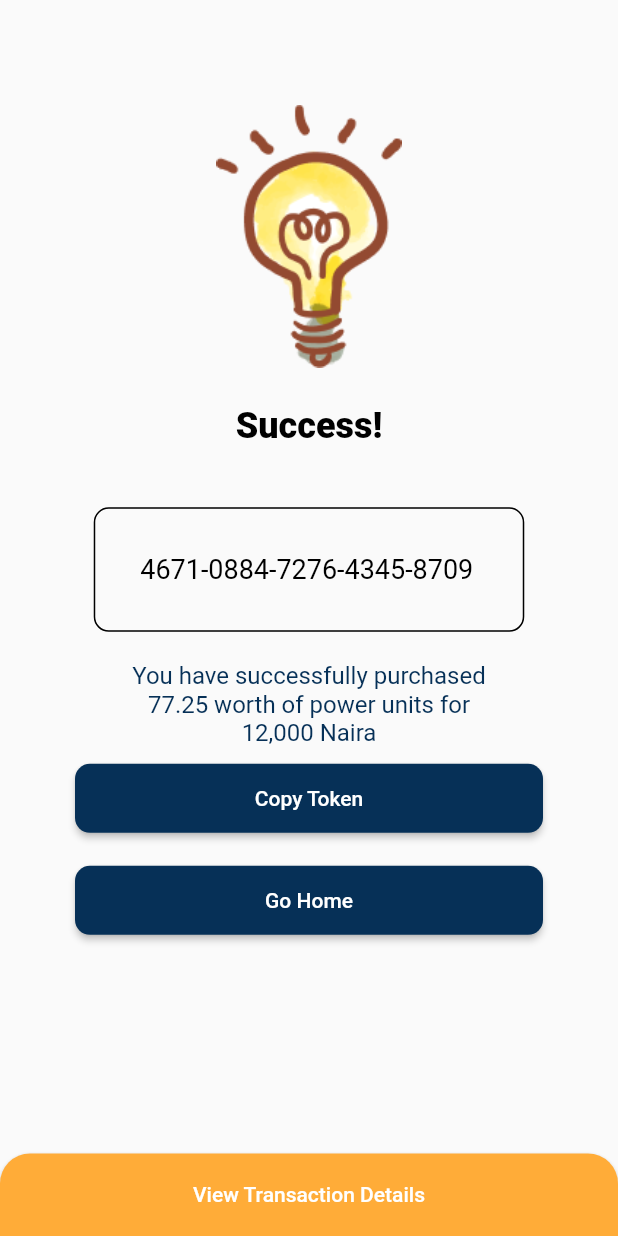
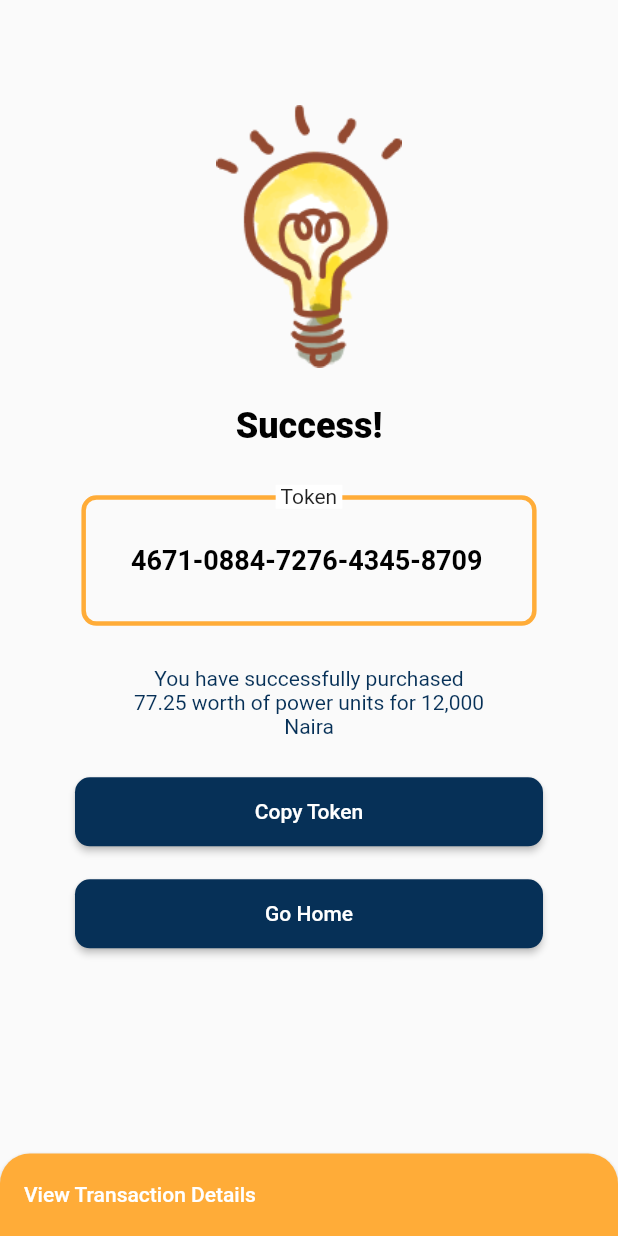
Before and after one commit to shubie/SuccesfulPurchase, a Flutter app: the screen it shows after launch, on a phone screen of 412 x 824 dp. Run offline on Flutter 3.47's test engine with Material 2 defaults, Android fonts, the phone set to English and light mode, and no system bars; our stand-ins replace flushbar.

Commit message:
more comiits

```diff
--- a/lib/main.dart
+++ b/lib/main.dart
@@ -43,24 +43,45 @@ class SuccesfulPurchase extends StatelessWidget {
                         fontWeight: FontWeight.w800)),
               ),
             ),
-            Container(
-              margin: const EdgeInsets.all(15.0),
-              padding: const EdgeInsets.all(30.0),
-              decoration: BoxDecoration(
-                  border: Border.all(),
-                  borderRadius: BorderRadius.all(Radius.circular(10.0))),
-              child: SelectableText(
-                "4671-0884-7276-4345-8709",
-                style: TextStyle(color: Colors.black, fontSize: 18),
-                textAlign: TextAlign.justify,
+            Center(
+              child: Stack(
+                children: <Widget>[
+                  Align(
+                    alignment: Alignment.center,
+                    child: Container(
+                      margin: const EdgeInsets.all(7.0),
+                      padding: const EdgeInsets.all(30.0),
+                      decoration: BoxDecoration(
+                          border: Border.all(
+                              color: const Color(0xffFFAC38), width: 3),
+                          borderRadius:
+                              BorderRadius.all(Radius.circular(10.0))),
+                      child: SelectableText(
+                        "4671-0884-7276-4345-8709",
+                        style: TextStyle(
+                          color: Colors.black,
+                          fontSize: 18,
+                          fontWeight: FontWeight.bold,
+                        ),
+                        textAlign: TextAlign.justify,
+                      ),
+                    ),
+                  ),
+                  Align(
+                      alignment: Alignment.topCenter,
+                      child: DecoratedBox(
+                        decoration: BoxDecoration(color: Colors.white),
+                        child: Text(' Token '),
+                      )),
+                ],
               ),
             ),
             Center(
               child: Padding(
-                padding: const EdgeInsets.fromLTRB(85, 5, 85, 5),
+                padding: const EdgeInsets.fromLTRB(85, 20, 85, 20),
                 child: Text(
                     "You have successfully purchased 77.25 worth of power units for 12,000 Naira",
-                    style: TextStyle(color: Color(0xff063057), fontSize: 16),
+                    style: TextStyle(color: Color(0xff063057), fontSize: 14),
                     textAlign: TextAlign.center),
               ),
             ),
@@ -71,9 +92,8 @@ class SuccesfulPurchase extends StatelessWidget {
                 child: blueButton(
                   "Copy Token",
                   () {
-                    Clipboard.setData(new ClipboardData(text: "6474774"));
-                    // Scaffold.of(context).showSnackBar(
-                    //     new SnackBar(content: new Text("Copied to Clipboard")));
+                    Clipboard.setData(
+                        new ClipboardData(text: "4671-0884-7276-4345-8709"));
                     Flushbar(
                       title: "Ok",
                       message: "Token copied successfully",
@@ -108,7 +128,13 @@ MaterialButton viewMoreButtons(String title, Function fun) {
     onPressed: fun,
     textColor: Colors.white,
     color: const Color(0xffFFAC38),
-    child: Text(title),
+    child: SizedBox(
+      width: double.infinity,
+      child: Text(
+        title,
+        textAlign: TextAlign.left,
+      ),
+    ),
     height: 55,
     minWidth: 700,
     shape: RoundedRectangleBorder(
```
